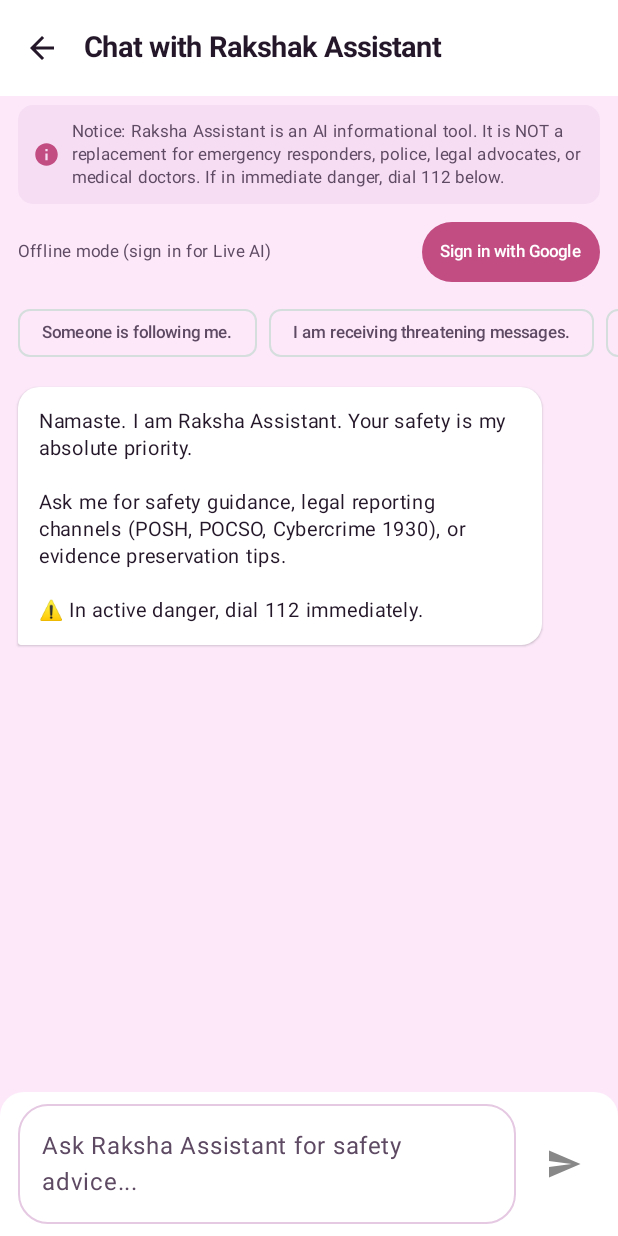
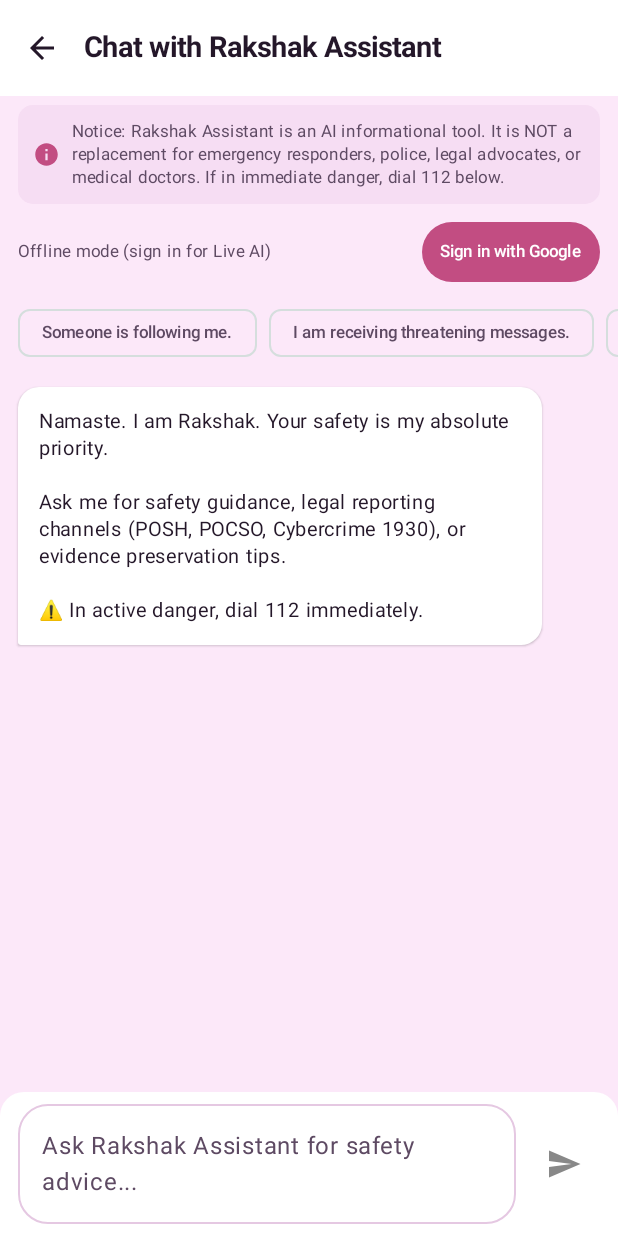
Before and after one commit to Jeevan4090/rakshakawach, an Android app built with Jetpack Compose: the composable AiAssistantScreen shown on its own in the app's theme, on a phone screen of 412 x 824 dp. Run offline under Robolectric (Android 15) with nearby library versions, the phone set to English and light mode, and no system bars.

Commit message:
feat : finalized

```diff
--- a/app/src/main/java/com/example/ui/RakshaViewModel.kt
+++ b/app/src/main/java/com/example/ui/RakshaViewModel.kt
@@ -42,7 +42,6 @@ class RakshaViewModel(application: Application) : AndroidViewModel(application)
     val mediaHelper = MediaRecordingHelper(application)
     private val aiService = AiSafetyService()
 
-    // Google Auth state
     private val _googleIdToken = MutableStateFlow<String?>(null)
     val googleIdToken: StateFlow<String?> = _googleIdToken.asStateFlow()
 
@@ -68,7 +67,6 @@ class RakshaViewModel(application: Application) : AndroidViewModel(application)
 
     private var sosCountdownJob: Job? = null
 
-    // Helplines
     private val _helplines = MutableStateFlow(VerifiedHelplines.list)
     val helplines: StateFlow<List<HelplineItem>> = _helplines.asStateFlow()
 
@@ -78,12 +76,12 @@ class RakshaViewModel(application: Application) : AndroidViewModel(application)
     private val _selectedHelplineCategory = MutableStateFlow("All")
     val selectedHelplineCategory: StateFlow<String> = _selectedHelplineCategory.asStateFlow()
 
-    // AI Chat
     private val _chatMessages = MutableStateFlow<List<ChatMessage>>(
         listOf(
             ChatMessage(
+                id = "welcome",
                 sender = MessageSender.ASSISTANT,
-                text = "Namaste. I am Raksha Assistant. Your safety is my absolute priority.\n\nAsk me for safety guidance, legal reporting channels (POSH, POCSO, Cybercrime 1930), or evidence preservation tips.\n\n⚠️ In active danger, dial 112 immediately."
+                text = welcomeText()
             )
         )
     )
@@ -95,6 +93,19 @@ class RakshaViewModel(application: Application) : AndroidViewModel(application)
     init {
         viewModelScope.launch {
             refreshLocation()
+        }
+    }
+
+    private fun welcomeText(): String = tr(
+        "Namaste. I am Rakshak. Your safety is my absolute priority.\n\nAsk me for safety guidance, legal reporting channels (POSH, POCSO, Cybercrime 1930), or evidence preservation tips.\n\n⚠️ In active danger, dial 112 immediately.",
+        "नमस्ते। मैं रक्षक हूँ। आपकी सुरक्षा मेरी सर्वोच्च प्राथमिकता है।\n\nमुझसे सुरक्षा मार्गदर्शन, कानूनी शिकायत के रास्ते (POSH, POCSO, साइबर क्राइम 1930) या सबूत सुरक्षित रखने के सुझाव पूछें।\n\n⚠️ वास्तविक खतरे में तुरंत 112 डायल करें।",
+        "নমস্কার। আমি রক্ষক। আপনার নিরাপত্তা আমার সর্বোচ্চ অগ্রাধিকার।\n\nআমাকে নিরাপত্তা নির্দেশনা, আইনি অভিযোগের পথ (POSH, POCSO, সাইবার ক্রাইম ১৯৩০) বা প্রমাণ সংরক্ষণের পরামর্শ জিজ্ঞাসা করুন।\n\n⚠️ সক্রিয় বিপদে তাৎক্ষণিক ১১২ ডায়াল করুন।"
+    )
+
+    fun refreshWelcomeMessage() {
+        val list = _chatMessages.value
+        if (list.isNotEmpty() && list.first().id == "welcome") {
+            _chatMessages.value = listOf(list.first().copy(text = welcomeText())) + list.drop(1)
         }
     }
 
@@ -130,7 +141,6 @@ class RakshaViewModel(application: Application) : AndroidViewModel(application)
         }
     }
 
-    // SOS Logic
     fun startSosCountdown(onTrigger: () -> Unit) {
         if (_sosState.value.isCountingDown) return
         EmergencyAlertHelper.triggerSosVibration(getApplication())
@@ -196,7 +206,6 @@ class RakshaViewModel(application: Application) : AndroidViewModel(application)
         _sosState.value = _sosState.value.copy(customEmergencyMessage = message)
     }
 
-    // Contact Management
     fun addContact(name: String, phone: String, relationship: String, isPrimary: Boolean) {
         viewModelScope.launch {
             val contact = TrustedContact(
@@ -227,7 +236,6 @@ class RakshaViewModel(application: Application) : AndroidViewModel(application)
         }
     }
 
-    // Incident Logging
     fun saveIncidentReport(
         category: String,
         description: String,
@@ -259,7 +267,6 @@ class RakshaViewModel(application: Application) : AndroidViewModel(application)
         }
     }
 
-    // Helplines Filtering
     fun setHelplineCategory(category: String) {
         _selectedHelplineCategory.value = category
         filterHelplines()
@@ -284,7 +291,6 @@ class RakshaViewModel(application: Application) : AndroidViewModel(application)
         }
     }
 
-    // AI Safety Assistant Chat
     fun sendChatMessage(text: String) {
         if (text.isBlank()) return
         val currentHistory = _chatMessages.value
@@ -296,7 +302,8 @@ class RakshaViewModel(application: Application) : AndroidViewModel(application)
             val assistantResponse = aiService.getSafetyGuidance(
                 userQuery = userMsg.text,
                 history = currentHistory,
-                idToken = _googleIdToken.value
+                idToken = _googleIdToken.value,
+                lang = AppLanguage.current.code
             )
             _chatMessages.value = _chatMessages.value + assistantResponse
             _isAiLoading.value = false
--- a/app/src/main/java/com/example/ui/screens/AiAssistantScreen.kt
+++ b/app/src/main/java/com/example/ui/screens/AiAssistantScreen.kt
@@ -87,6 +87,10 @@ fun AiAssistantScreen(
         }
     }
 
+    LaunchedEffect(AppLanguage.current) {
+        viewModel.refreshWelcomeMessage()
+    }
+
     val quickPrompts = when (AppLanguage.current) {
         AppLang.HINDI -> listOf(
             "कोई मेरा पीछा कर रहा है।",
@@ -136,7 +140,6 @@ fun AiAssistantScreen(
                 .background(MaterialTheme.colorScheme.background)
                 .testTag("ai_assistant_screen")
         ) {
-            // Mandatory AI Tool Disclaimer Banner
             Card(
                 modifier = Modifier
                     .fillMaxWidth()
@@ -157,9 +160,9 @@ fun AiAssistantScreen(
                     Spacer(modifier = Modifier.width(8.dp))
                     Text(
                         text = tr(
-                            "Notice: Raksha Assistant is an AI informational tool. It is NOT a replacement for emergency responders, police, legal advocates, or medical doctors. If in immediate danger, dial 112 below.",
-                            "सूचना: रक्षा असिस्टेंट एक AI सूचनात्मक टूल है। यह पुलिस, आपातकालीन सेवाओं, वकील या डॉक्टर का विकल्प नहीं है। तुरंत खतरे में हों तो 112 डायल करें।",
-                            "বিজ্ঞপ্তি: রক্ষা অ্যাসিস্ট্যান্ট একটি AI তথ্যমূলক টুল। এটি পুলিশ, জরুরি পরিষেবা, আইনজীবী বা ডাক্তারের বিকল্প নয়। তাৎক্ষণিক বিপদে থাকলে নিচে 112 ডায়াল করুন।"
+                            "Notice: Rakshak Assistant is an AI informational tool. It is NOT a replacement for emergency responders, police, legal advocates, or medical doctors. If in immediate danger, dial 112 below.",
+                            "सूचना: रक्षक असिस्टेंट एक AI सूचनात्मक टूल है। यह पुलिस, आपातकालीन सेवाओं, वकील या डॉक्टर का विकल्प नहीं है। तुरंत खतरे में हों तो 112 डायल करें।",
+                            "বিজ্ঞপ্তি: রক্ষক অ্যাসিস্ট্যান্ট একটি AI তথ্যমূলক টুল। এটি পুলিশ, জরুরি পরিষেবা, আইনজীবী বা ডাক্তারের বিকল্প নয়। তাৎক্ষণিক বিপদে থাকলে নিচে 112 ডায়াল করুন।"
                         ),
                         fontSize = 11.sp,
                         color = MaterialTheme.colorScheme.onSurfaceVariant,
@@ -168,7 +171,6 @@ fun AiAssistantScreen(
                 }
             }
 
-            // Google Sign-In Status Bar (for Live Backend AI)
             Row(
                 modifier = Modifier
                     .fillMaxWidth()
@@ -253,7 +255,6 @@ fun AiAssistantScreen(
                 }
             }
 
-            // Quick Prompt Chips
             LazyRow(
                 modifier = Modifier
                     .fillMaxWidth()
@@ -271,7 +272,6 @@ fun AiAssistantScreen(
                 }
             }
 
-            // Message Stream
             LazyColumn(
                 state = listState,
                 modifier = Modifier
@@ -300,9 +300,9 @@ fun AiAssistantScreen(
                             Spacer(modifier = Modifier.width(8.dp))
                             Text(
                                 text = tr(
-                                    "Raksha Assistant is evaluating safety guidance...",
-                                    "रक्षा असिस्टेंट सुरक्षा मार्गदर्शन तैयार कर रहा है...",
-                                    "রক্ষা অ্যাসিস্ট্যান্ট নিরাপত্তা নির্দেশিকা তৈরি করছে..."
+                                    "Rakshak Assistant is evaluating safety guidance...",
+                                    "रक्षक असिस्टेंट सुरक्षा मार्गदर्शन तैयार कर रहा है...",
+                                    "রক্ষক অ্যাসিস্ট্যান্ট নিরাপত্তা নির্দেশিকা তৈরি করছে..."
                                 ),
                                 fontSize = 12.sp,
                                 color = MaterialTheme.colorScheme.onSurfaceVariant
@@ -312,7 +312,6 @@ fun AiAssistantScreen(
                 }
             }
 
-            // Bottom Input Bar
             Card(
                 modifier = Modifier.fillMaxWidth(),
                 shape = RoundedCornerShape(topStart = 16.dp, topEnd = 16.dp),
@@ -330,9 +329,9 @@ fun AiAssistantScreen(
                         placeholder = {
                             Text(
                                 tr(
-                                    "Ask Raksha Assistant for safety advice...",
-                                    "सुरक्षा सलाह के लिए पूछें...",
-                                    "নিরাপত্তা পরামর্শের জন্য জিজ্ঞাসা করুন..."
+                                    "Ask Rakshak Assistant for safety advice...",
+                                    "रक्षक से सुरक्षा सलाह के लिए पूछें...",
+                                    "রক্ষকের কাছে নিরাপত্তা পরামর্শ জিজ্ঞাসা করুন..."
                                 )
                             )
                         },
--- a/app/src/main/res/drawable/ic_launcher_background.xml
+++ b/app/src/main/res/drawable/ic_launcher_background.xml
@@ -5,6 +5,6 @@
     android:viewportWidth="108"
     android:viewportHeight="108">
     <path
-        android:fillColor="#0D1B2A"
+        android:fillColor="#ce2432"
         android:pathData="M0,0h108v108h-108z" />
 </vector>
```
Also changed, not shown: app/src/main/java/com/example/data/AiSafetyService.kt (+133 -16 lines), app/src/main/java/com/example/ui/AppLanguage.kt (+4 -4 lines), 1 other file.
